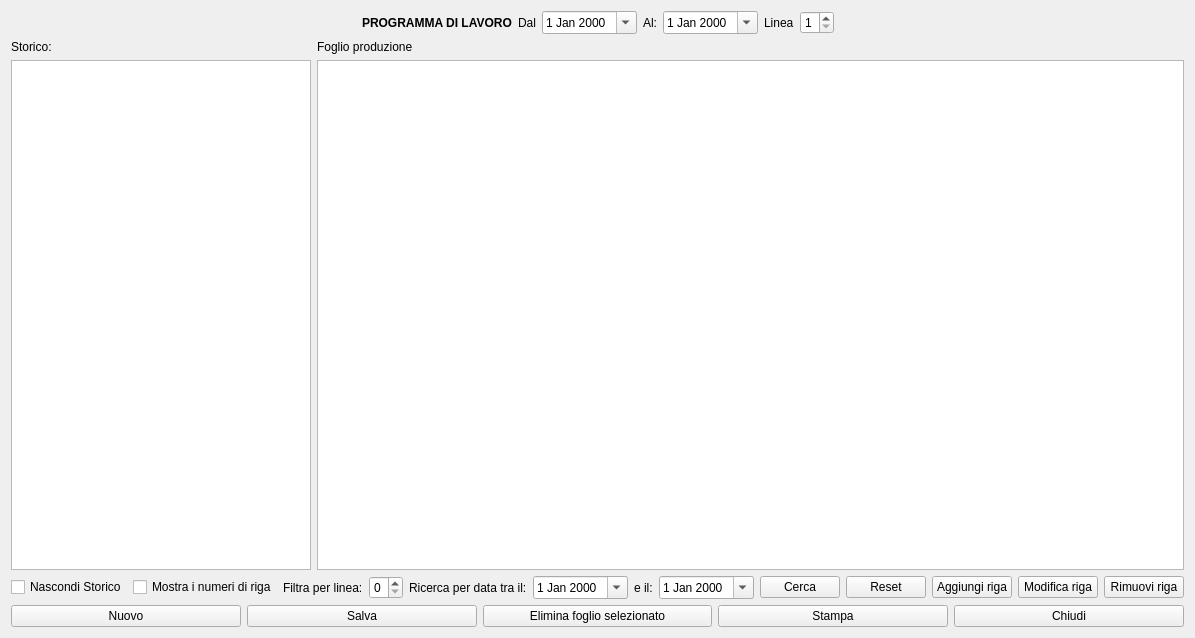
The window that hworkprogram.ui (fblabs/hamlet-mod-sancon) describes before a commit, drawn with Qt 5.
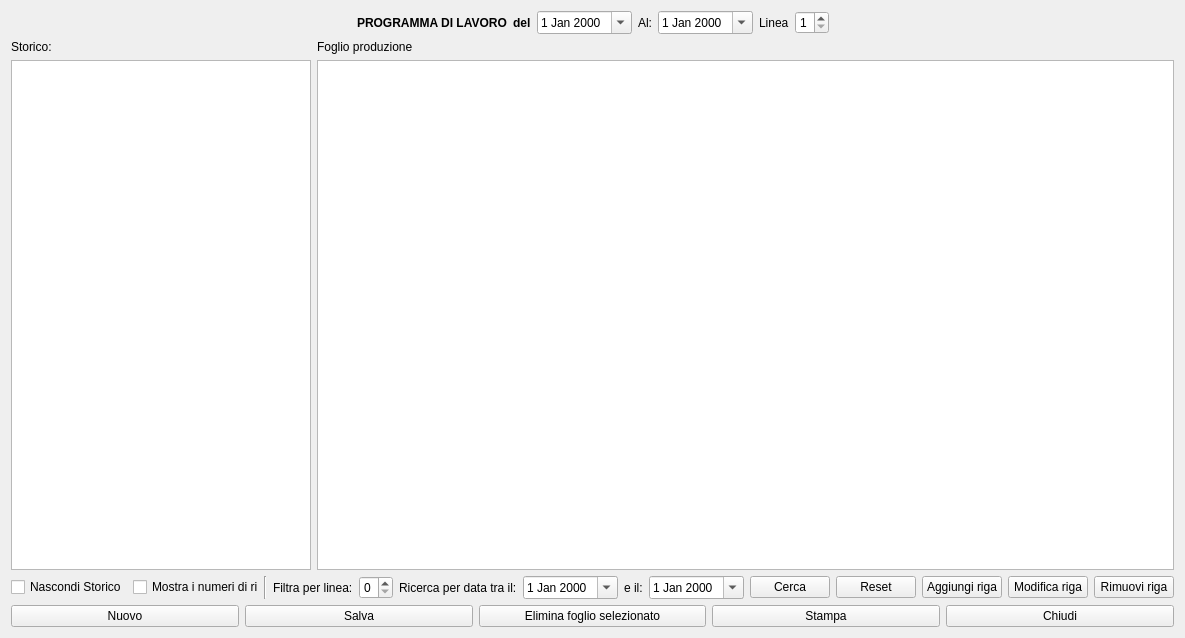
The same window after the commit. Icons and pictures are not drawn.

```diff
--- a/hworkprogram.ui
+++ b/hworkprogram.ui
@@ -9,7 +9,7 @@
    <rect>
     <x>0</x>
     <y>0</y>
-    <width>1131</width>
+    <width>1143</width>
     <height>638</height>
    </rect>
   </property>
@@ -25,8 +25,14 @@
     <layout class="QGridLayout" name="gridLayout">
      <item row="1" column="3">
       <widget class="QLabel" name="label_4">
+       <property name="font">
+        <font>
+         <weight>75</weight>
+         <bold>true</bold>
+        </font>
+       </property>
        <property name="text">
-        <string>Dal</string>
+        <string>del</string>
        </property>
       </widget>
      </item>
@@ -207,11 +213,30 @@
      </item>
      <item>
       <widget class="QCheckBox" name="cbshowrows">
+       <property name="minimumSize">
+        <size>
+         <width>125</width>
+         <height>0</height>
+        </size>
+       </property>
+       <property name="maximumSize">
+        <size>
+         <width>300</width>
+         <height>16777215</height>
+        </size>
+       </property>
        <property name="text">
         <string>Mostra i numeri di riga</string>
        </property>
       </widget>
      </item>
+     <item>
+      <widget class="Line" name="line">
+       <property name="orientation">
+        <enum>Qt::Vertical</enum>
+       </property>
+      </widget>
+     </item>
      <item>
       <widget class="QLabel" name="label_6">
        <property name="text">
@@ -295,6 +320,19 @@
        </property>
       </spacer>
      </item>
+     <item>
+      <spacer name="horizontalSpacer_4">
+       <property name="orientation">
+        <enum>Qt::Horizontal</enum>
+       </property>
+       <property name="sizeHint" stdset="0">
+        <size>
+         <width>40</width>
+         <height>20</height>
+        </size>
+       </property>
+      </spacer>
+     </item>
      <item>
       <widget class="QPushButton" name="pbAdd">
        <property name="text">
```
Left out of the diff: 9 changed lines with no effect on the pictures.
